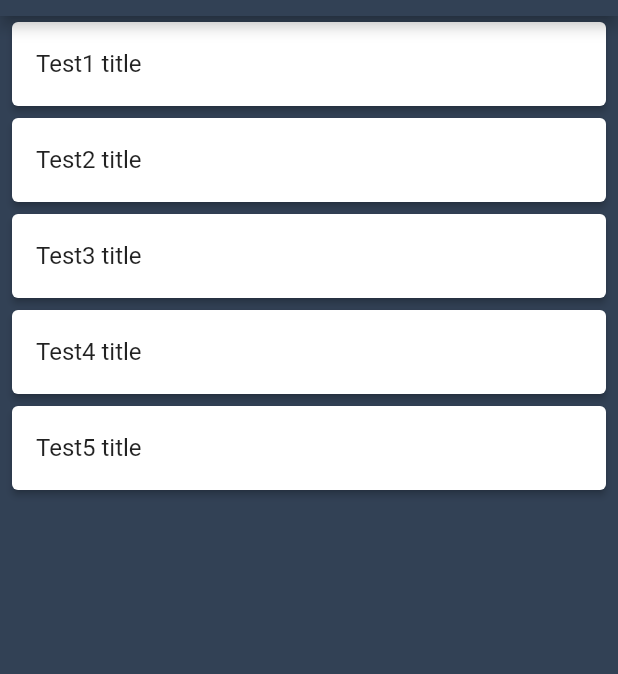
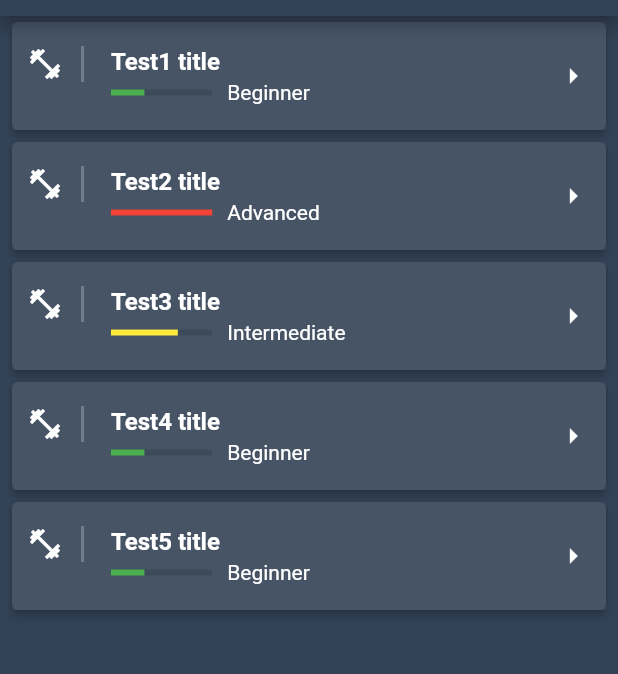
Before and after one commit to rbgeorgy/FlutterFitApp, a Flutter app: the screen it shows after launch, on a phone screen of 412 x 824 dp, the part 68-742 px from its top. Run offline on Flutter 3.47's test engine with Material 2 defaults, Android fonts, the phone set to English and light mode, and no system bars.

Commit message:
implement style & structure of HomePage

```diff
--- a/lib/main.dart
+++ b/lib/main.dart
@@ -37,27 +37,27 @@ class WorkoutsList extends StatelessWidget {
         title: 'Test1 title',
         author: 'Max1',
         description: 'Test Workout',
-        level: 'advanced'),
+        level: 'Beginner'),
     Workout(
         title: 'Test2 title',
         author: 'Max2',
         description: 'Test Workout',
-        level: 'advanced'),
+        level: 'Advanced'),
     Workout(
         title: 'Test3 title',
         author: 'Max3',
         description: 'Test Workout',
-        level: 'advanced'),
+        level: 'Intermediate'),
     Workout(
         title: 'Test4 title',
         author: 'Max4',
         description: 'Test Workout',
-        level: 'advanced'),
+        level: 'Beginner'),
     Workout(
         title: 'Test5 title',
         author: 'Max5',
         description: 'Test Workout',
-        level: 'advanced')
+        level: 'Beginner')
   ];
 
   @override
@@ -71,8 +71,26 @@ class WorkoutsList extends StatelessWidget {
                   elevation: 2.0,
                   margin: EdgeInsets.symmetric(horizontal: 8, vertical: 4),
                   child: Container(
+                    decoration:
+                        BoxDecoration(color: Color.fromRGBO(50, 65, 85, 0.9)),
                     child: ListTile(
-                      title: Text(workouts[i].title),
+                      contentPadding: EdgeInsets.symmetric(horizontal: 10),
+                      leading: Container(
+                        padding: EdgeInsets.only(right: 12),
+                        child: Icon(Icons.fitness_center,
+                            color: Theme.of(context).textTheme.title.color),
+                        decoration: BoxDecoration(
+                            border: Border(
+                                right: BorderSide(
+                                    width: 2, color: Colors.white24))),
+                      ),
+                      title: Text(workouts[i].title,
+                          style: TextStyle(
+                              color: Theme.of(context).textTheme.title.color,
+                              fontWeight: FontWeight.bold)),
+                      trailing: Icon(Icons.arrow_right,
+                          color: Theme.of(context).textTheme.title.color),
+                      subtitle: subtitle(context, workouts[i]),
                     ),
                   ),
                 );
@@ -80,3 +98,42 @@ class WorkoutsList extends StatelessWidget {
     );
   }
 }
+
+Widget subtitle(BuildContext context, Workout workout) {
+  var color = Colors.grey;
+  double indicatorLevel = 0;
+
+  switch (workout.level) {
+    case 'Beginner':
+      color = Colors.green;
+      indicatorLevel = 0.33;
+      break;
+    case 'Intermediate':
+      color = Colors.yellow;
+      indicatorLevel = 0.66;
+      break;
+    case 'Advanced':
+      color = Colors.red;
+      indicatorLevel = 1;
+      break;
+  }
+
+  return Row(
+    children: <Widget>[
+      Expanded(
+          flex: 1,
+          child: LinearProgressIndicator(
+            backgroundColor: Theme.of(context).focusColor,
+            value: indicatorLevel,
+            valueColor: AlwaysStoppedAnimation(color),
+          )),
+      SizedBox(width: 10),
+      Expanded(
+          flex: 3,
+          child: Text(
+            workout.level,
+            style: TextStyle(color: Theme.of(context).textTheme.title.color),
+          ))
+    ],
+  );
+}
```
